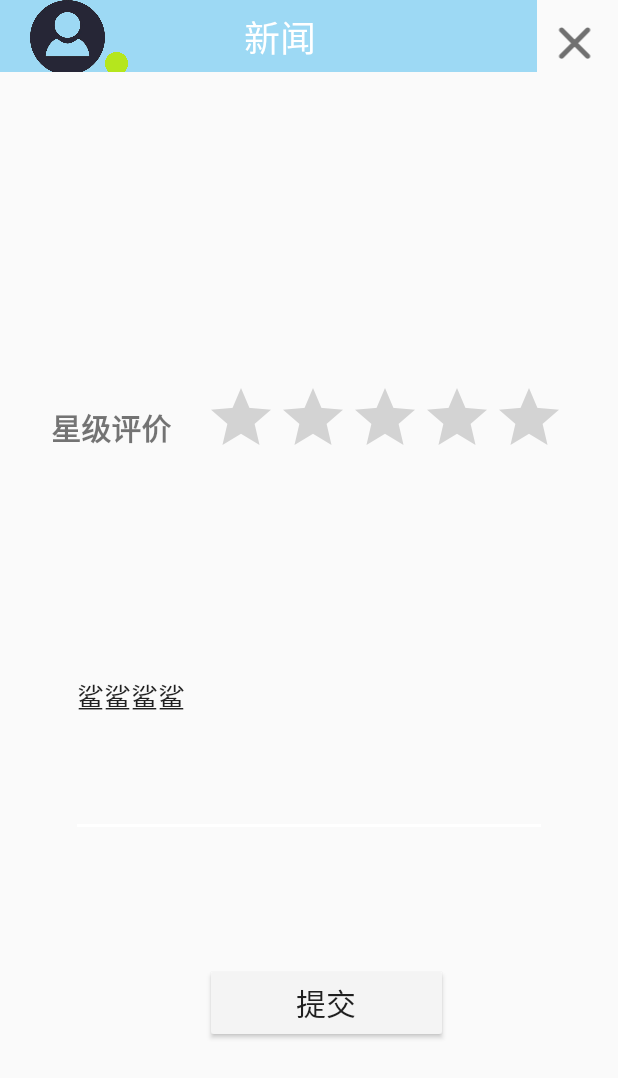
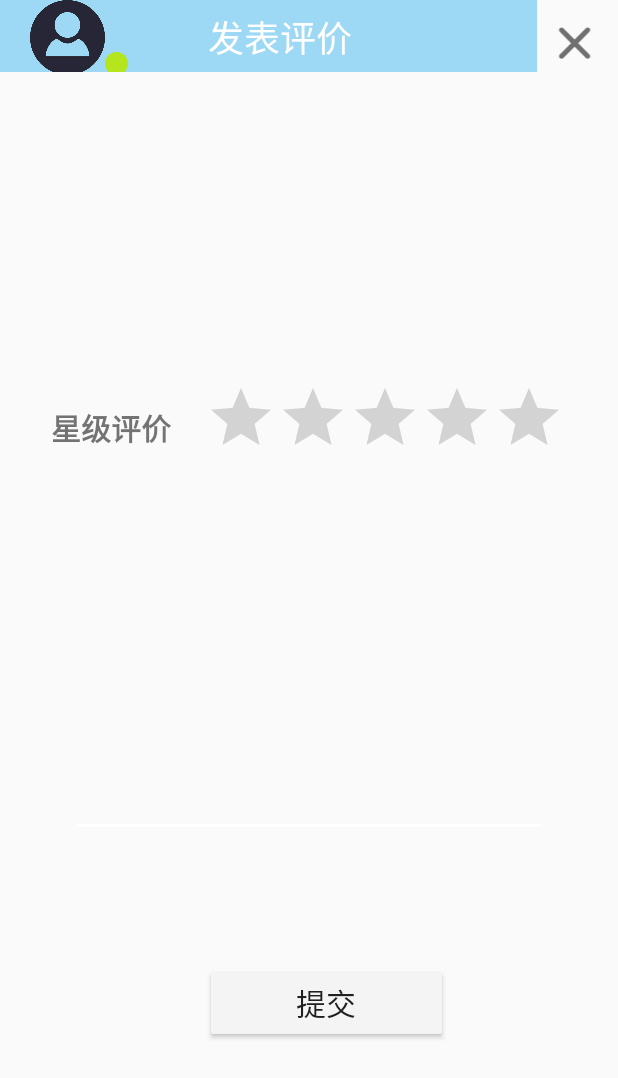
Before and after one commit to suhy07/drift-bottle, an Android app: the EvaluteActivity screen opened directly, with no data from a screen before it, on a phone screen of 412 x 824 dp. Shown: the top 1078 px of the screen. Run offline under Robolectric (Android 15) with nearby library versions, the phone set to English and light mode, and no system bars.

Commit message:
Update：反馈信息列表、查看进度、发表评价

```diff
--- a/MyHomeWork/app/src/main/java/com/example/myhomework/Activity/EvaluteActivity.java
+++ b/MyHomeWork/app/src/main/java/com/example/myhomework/Activity/EvaluteActivity.java
@@ -9,14 +9,17 @@ import com.example.myhomework.Bean.Evaluate;
 import com.example.myhomework.Service.EvaluateService;
 import com.example.myhomework.Service.UserService;
 import com.example.myhomework.databinding.ActivityEvaluteBinding;
+import com.example.myhomework.databinding.AppbarBinding;
 
 public class EvaluteActivity extends AppCompatActivity {
 
     ActivityEvaluteBinding binding;
+    AppbarBinding appbarBinding;
     @Override
     protected void onCreate(Bundle savedInstanceState) {
         super.onCreate(savedInstanceState);
         binding=ActivityEvaluteBinding.inflate(getLayoutInflater());
+        binding.include.textviewToolbar.setText("发表评价");
         setContentView(binding.getRoot());
         binding.push.setOnClickListener(v->{
             String star=binding.ratingBar.getNumStars()+"";
@@ -30,5 +33,6 @@ public class EvaluteActivity extends AppCompatActivity {
             evaluate.setStar(star);
             EvaluateService.addEvaluate(evaluate,this);
         });
+        binding.close.setOnClickListener(v->finish());
     }
 }
--- a/MyHomeWork/app/src/main/java/com/example/myhomework/Activity/HistoricalRecordsActivity.java
+++ b/MyHomeWork/app/src/main/java/com/example/myhomework/Activity/HistoricalRecordsActivity.java
@@ -19,6 +19,7 @@ import com.example.myhomework.Service.UserService;
 import com.example.myhomework.Utils.HttpUtils;
 import com.example.myhomework.databinding.ActivityHistoricalRecordsBinding;
 import com.example.myhomework.databinding.HistoryrecordItemBinding;
+import     com.example.myhomework.databinding.AppbarBinding;
 
 import java.util.ArrayList;
 
@@ -29,13 +30,16 @@ public class HistoricalRecordsActivity extends AppCompatActivity {
     public static HistoryRecord temhistory;
     static ArrayList<HistoryRecord> historyRecordArrayList=new ArrayList<>();
     HistoryrecordItemBinding itemBinding;
+    AppbarBinding appbarBinding;
     static RecyclerView.Adapter adapter;
     @Override
     protected void onCreate(Bundle savedInstanceState) {
         super.onCreate(savedInstanceState);
         activity=this;
         binding=ActivityHistoricalRecordsBinding.inflate(getLayoutInflater());
+        appbarBinding=AppbarBinding.inflate(getLayoutInflater());
         setContentView(binding.getRoot());
+        binding.include.textviewToolbar.setText("提交历史");
         setRecy();
         HistoryRecordService.checkHistoryById(UserService.GetUid());
     }
--- a/MyHomeWork/app/src/main/res/layout/activity_evalute.xml
+++ b/MyHomeWork/app/src/main/res/layout/activity_evalute.xml
@@ -63,7 +63,6 @@
         android:layout_height="185dp"
         android:backgroundTint="#FFFFFF"
         android:ems="10"
-        android:text="鲨鲨鲨鲨"
         app:layout_constraintBottom_toBottomOf="parent"
         app:layout_constraintEnd_toEndOf="parent"
         app:layout_constraintStart_toStartOf="parent"
--- a/MyHomeWork/app/src/main/res/layout/activity_historical_records.xml
+++ b/MyHomeWork/app/src/main/res/layout/activity_historical_records.xml
@@ -7,7 +7,7 @@
     tools:context=".Activity.HistoricalRecordsActivity">
 
     <include
-        android:id="@+id/include4"
+        android:id="@+id/include"
         layout="@layout/appbar"
         app:layout_constraintBottom_toBottomOf="parent"
         app:layout_constraintEnd_toEndOf="parent"
@@ -22,6 +22,6 @@
         app:layout_constraintEnd_toEndOf="parent"
         app:layout_constraintHorizontal_bias="1.0"
         app:layout_constraintStart_toStartOf="parent"
-        app:layout_constraintTop_toBottomOf="@+id/include4"
+        app:layout_constraintTop_toBottomOf="@+id/include"
         app:layout_constraintVertical_bias="0.0" />
 </androidx.constraintlayout.widget.ConstraintLayout>
--- a/MyHomeWork/app/src/main/res/layout/activity_login.xml
+++ b/MyHomeWork/app/src/main/res/layout/activity_login.xml
@@ -76,7 +76,7 @@
         android:id="@+id/textView"
         android:layout_width="wrap_content"
         android:layout_height="wrap_content"
-        android:text="测试用例：ID=1314520，PASSWORD=770880"
+        android:text="测试用例：ID=221900122，PASSWORD=test"
         app:layout_constraintBottom_toBottomOf="parent"
         app:layout_constraintEnd_toEndOf="parent"
         app:layout_constraintHorizontal_bias="0.497"
```
